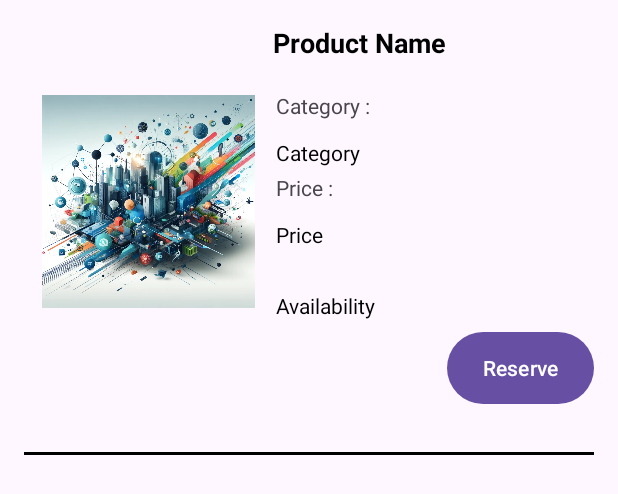
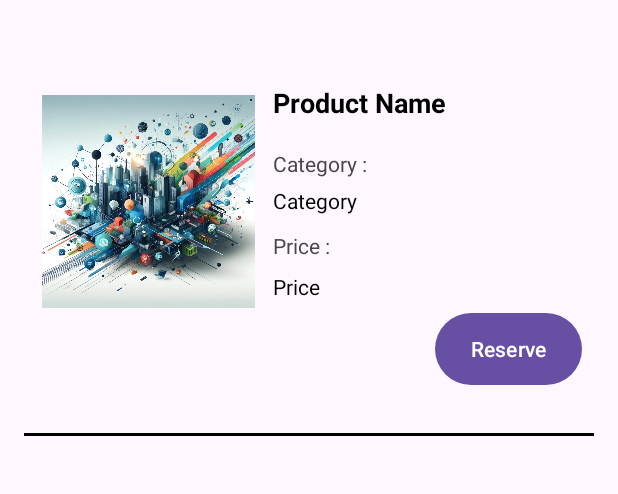
Before and after one commit to iir-projets/Online-Booking-Service, an Android app: the layout product_item.xml on its own in the app's theme, with its tools: preview values and no code run, on a phone screen of 412 x 824 dp. Shown: the top 494 px of the screen. Run offline under Robolectric (Android 15) with nearby library versions, the phone set to English and light mode, and no system bars.

Commit message:
modification dans productadapter modification pour laffichage les info du produit ajout d une popup pour afficher les infoglobal du produit

```diff
--- a/Online-Booking-Service/Android/ProjectServices/app/src/main/res/layout/product_item.xml
+++ b/Online-Booking-Service/Android/ProjectServices/app/src/main/res/layout/product_item.xml
@@ -16,10 +16,12 @@
         app:layout_constraintStart_toStartOf="parent"
         app:layout_constraintTop_toTopOf="parent" />
 
+
     <TextView
         android:id="@+id/productName"
         android:layout_width="214dp"
         android:layout_height="24dp"
+        android:layout_marginTop="40dp"
         android:text="Product Name"
         android:textColor="@color/black"
         android:textSize="18sp"
@@ -29,41 +31,6 @@
         app:layout_constraintStart_toStartOf="parent"
         app:layout_constraintTop_toTopOf="parent" />
 
-
-    <TextView
-        android:id="@+id/productCategory"
-        android:layout_width="0dp"
-        android:layout_height="wrap_content"
-        android:layout_marginStart="168dp"
-        android:layout_marginTop="76dp"
-        android:text="Category"
-        android:textColor="@color/black"
-        android:textSize="14sp"
-        app:layout_constraintStart_toStartOf="parent"
-        app:layout_constraintTop_toTopOf="parent" />
-
-    <TextView
-        android:id="@+id/productAvailability"
-        android:layout_width="0dp"
-        android:layout_height="wrap_content"
-        android:layout_marginTop="28dp"
-        android:text="Availability"
-        android:textColor="@color/black"
-        android:textSize="14sp"
-        app:layout_constraintStart_toStartOf="@+id/productPrice"
-        app:layout_constraintTop_toBottomOf="@id/productPrice" />
-
-    <TextView
-        android:id="@+id/productPrice"
-        android:layout_width="0dp"
-        android:layout_height="wrap_content"
-        android:layout_marginTop="12dp"
-        android:text="Price"
-        android:textColor="@color/black"
-        android:textSize="14sp"
-        app:layout_constraintStart_toStartOf="@+id/textView4"
-        app:layout_constraintTop_toBottomOf="@+id/textView4" />
-
     <Button
         android:id="@+id/btnReserve"
         android:layout_width="wrap_content"
@@ -72,9 +39,9 @@
         android:background="@drawable/btn_bg"
         android:text="@string/reserve"
         app:layout_constraintEnd_toEndOf="parent"
-        app:layout_constraintHorizontal_bias="1.0"
+        app:layout_constraintHorizontal_bias="0.971"
         app:layout_constraintStart_toStartOf="parent"
-        app:layout_constraintTop_toBottomOf="@+id/productAvailability" />
+        app:layout_constraintTop_toBottomOf="@+id/productPrice" />
 
     <View
         android:id="@+id/marginDivider"
@@ -91,18 +58,44 @@
         android:id="@+id/textView3"
         android:layout_width="wrap_content"
         android:layout_height="wrap_content"
-        android:layout_marginBottom="12dp"
+        android:layout_marginBottom="5dp"
         android:text="Category :"
         app:layout_constraintBottom_toTopOf="@+id/productCategory"
-        app:layout_constraintStart_toStartOf="@+id/productCategory"
+        app:layout_constraintEnd_toEndOf="@+id/productName"
+        app:layout_constraintHorizontal_bias="0.0"
+        app:layout_constraintStart_toStartOf="@+id/productName"
         app:layout_constraintTop_toBottomOf="@+id/productName"
         app:layout_constraintVertical_bias="1.0" />
+
+    <TextView
+        android:id="@+id/productCategory"
+        android:layout_width="107dp"
+        android:layout_height="22dp"
+        android:layout_marginTop="108dp"
+        android:text="Category"
+        android:textColor="@color/black"
+        android:textSize="14sp"
+        app:layout_constraintEnd_toEndOf="@+id/textView3"
+        app:layout_constraintHorizontal_bias="0.0"
+        app:layout_constraintStart_toStartOf="@+id/textView3"
+        app:layout_constraintTop_toTopOf="parent" />
+
+    <TextView
+        android:id="@+id/productPrice"
+        android:layout_width="0dp"
+        android:layout_height="wrap_content"
+        android:layout_marginTop="8dp"
+        android:text="Price"
+        android:textColor="@color/black"
+        android:textSize="14sp"
+        app:layout_constraintStart_toStartOf="@+id/productName"
+        app:layout_constraintTop_toBottomOf="@+id/textView4" />
 
     <TextView
         android:id="@+id/textView4"
         android:layout_width="wrap_content"
         android:layout_height="wrap_content"
-        android:layout_marginTop="4dp"
+        android:layout_marginTop="8dp"
         android:text="Price :"
         app:layout_constraintStart_toStartOf="@+id/productCategory"
         app:layout_constraintTop_toBottomOf="@+id/productCategory" />
```
Also changed, not shown: Online-Booking-Service/Android/ProjectServices/app/src/main/java/com/example/projectservices/ProductAdapter.java (+33 -6 lines).
